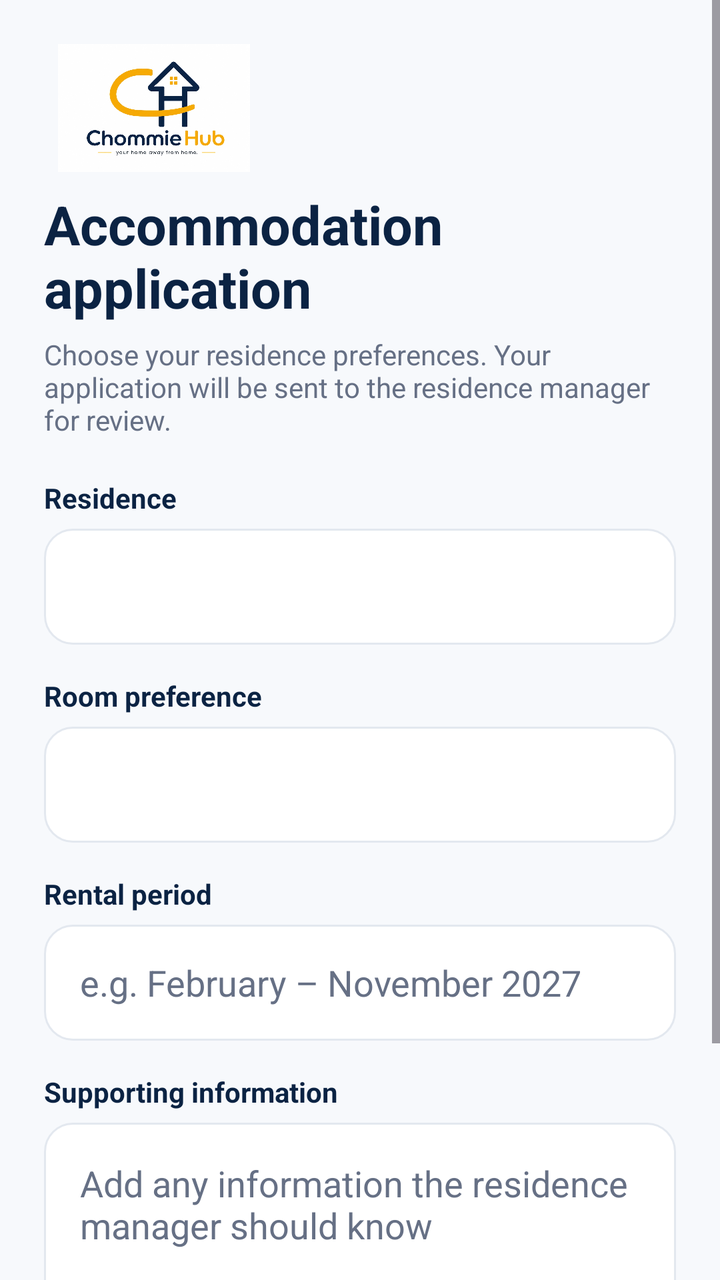
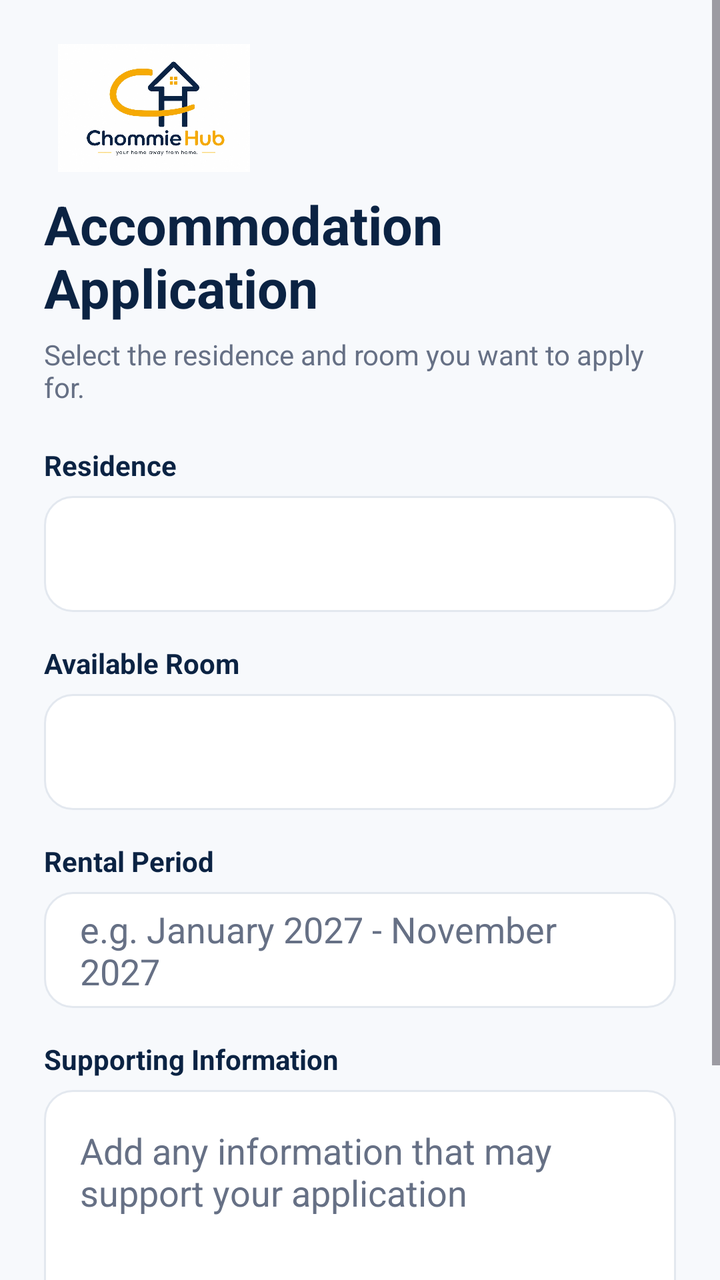

Compare the two renders of this Android layout. The source of the first and the diff that turns it into the second are given below.
<!-- AndroidManifest.xml: application theme Theme.ChommieHub -->
<!-- res/layout/fragment_application_form.xml -->
<?xml version="1.0" encoding="utf-8"?>
<ScrollView xmlns:android="http://schemas.android.com/apk/res/android"
    android:layout_width="match_parent"
    android:layout_height="match_parent"
    android:background="@color/chommie_background"
    android:fillViewport="true">

    <LinearLayout
        android:layout_width="match_parent"
        android:layout_height="wrap_content"
        android:orientation="vertical"
        android:padding="22dp">

        <ImageView
            android:layout_width="110dp"
            android:layout_height="64dp"
            android:contentDescription="@string/logo_description"
            android:scaleType="centerInside"
            android:src="@drawable/chommiehub_logo" />

        <TextView
            android:layout_width="wrap_content"
            android:layout_height="wrap_content"
            android:layout_marginTop="8dp"
            android:text="@string/application_title"
            android:textColor="@color/chommie_navy"
            android:textSize="27sp"
            android:textStyle="bold" />

        <TextView
            android:layout_width="match_parent"
            android:layout_height="wrap_content"
            android:layout_marginTop="6dp"
            android:layout_marginBottom="20dp"
            android:text="@string/application_subtitle"
            android:textColor="@color/chommie_text_secondary" />

        <TextView
            android:layout_width="wrap_content"
            android:layout_height="wrap_content"
            android:labelFor="@+id/spAccommodation"
            android:text="@string/label_residence"
            android:textColor="@color/chommie_navy"
            android:textStyle="bold" />

        <Spinner
            android:id="@+id/spAccommodation"
            android:layout_width="match_parent"
            android:layout_height="58dp"
            android:layout_marginTop="6dp"
            android:background="@drawable/bg_input"
            android:paddingStart="14dp"
            android:paddingEnd="14dp" />

        <TextView
            android:layout_width="wrap_content"
            android:layout_height="wrap_content"
            android:layout_marginTop="16dp"
            android:labelFor="@+id/spRoomType"
            android:text="@string/label_room_preference"
            android:textColor="@color/chommie_navy"
            android:textStyle="bold" />

        <Spinner
            android:id="@+id/spRoomType"
            android:layout_width="match_parent"
            android:layout_height="58dp"
            android:layout_marginTop="6dp"
            android:background="@drawable/bg_input"
            android:paddingStart="14dp"
            android:paddingEnd="14dp" />

        <TextView
            android:layout_width="wrap_content"
            android:layout_height="wrap_content"
            android:layout_marginTop="16dp"
            android:labelFor="@+id/etRentalPeriod"
            android:text="@string/label_rental_period"
            android:textColor="@color/chommie_navy"
            android:textStyle="bold" />

        <EditText
            android:id="@+id/etRentalPeriod"
            android:layout_width="match_parent"
            android:layout_height="58dp"
            android:layout_marginTop="6dp"
            android:background="@drawable/bg_input"
            android:hint="@string/hint_rental_period"
            android:imeOptions="actionNext"
            android:inputType="text"
            android:paddingStart="18dp"
            android:paddingEnd="18dp"
            android:textColor="@color/chommie_text_primary"
            android:textColorHint="@color/chommie_text_secondary" />

        <TextView
            android:layout_width="wrap_content"
            android:layout_height="wrap_content"
            android:layout_marginTop="16dp"
            android:labelFor="@+id/etSupportingInfo"
            android:text="@string/label_supporting_info"
            android:textColor="@color/chommie_navy"
            android:textStyle="bold" />

        <EditText
            android:id="@+id/etSupportingInfo"
            android:layout_width="match_parent"
            android:layout_height="120dp"
            android:layout_marginTop="6dp"
            android:background="@drawable/bg_input"
            android:gravity="top|start"
            android:hint="@string/hint_supporting_info"
            android:inputType="textMultiLine|textCapSentences"
            android:padding="18dp"
            android:textColor="@color/chommie_text_primary"
            android:textColorHint="@color/chommie_text_secondary" />

        <Button
            android:id="@+id/btnSubmitApplication"
            android:layout_width="match_parent"
            android:layout_height="58dp"
            android:layout_marginTop="24dp"
            android:backgroundTint="@color/chommie_gold"
            android:text="@string/submit_application"
            android:textColor="@color/chommie_navy"
            android:textStyle="bold" />
    </LinearLayout>
</ScrollView>
<!-- resources referenced by this layout -->
<resources>
  <color name="chommie_background">#F7F9FC</color>
  <color name="chommie_gold">#F4AA08</color>
  <color name="chommie_navy">#0B2343</color>
  <color name="chommie_text_primary">#172033</color>
  <color name="chommie_text_secondary">#667085</color>
  <!-- drawable bg_input (drawable) -->
  <?xml version="1.0" encoding="utf-8"?>
  <shape xmlns:android="http://schemas.android.com/apk/res/android"
      android:shape="rectangle">
  
      <solid android:color="@color/chommie_surface" />
      <corners android:radius="14dp" />
      <stroke
          android:width="1dp"
          android:color="@color/chommie_border" />
      <padding
          android:left="16dp"
          android:top="4dp"
          android:right="16dp"
          android:bottom="4dp" />
  </shape>
  <!-- drawable chommiehub_logo: jpeg bitmap (drawable, 69659 bytes) -->
  <string name="application_subtitle">Choose your residence preferences. Your application will be sent to the residence manager for review.</string>
  <string name="application_title">Accommodation application</string>
  <string name="hint_rental_period">e.g. February – November 2027</string>
  <string name="hint_supporting_info">Add any information the residence manager should know</string>
  <string name="label_rental_period">Rental period</string>
  <string name="label_residence">Residence</string>
  <string name="label_room_preference">Room preference</string>
  <string name="label_supporting_info">Supporting information</string>
  <string name="logo_description">ChommieHub logo</string>
  <string name="submit_application">Submit application</string>
  <style name="Theme.ChommieHub" parent="Base.Theme.ChommieHub" />
  <color name="chommie_surface">#FFFFFF</color>
  <color name="chommie_border">#E3E8EF</color>
  <style name="Base.Theme.ChommieHub" parent="Theme.Material3.DayNight.NoActionBar">
  
          
          <item name="colorPrimary">@color/chommie_navy</item>
          <item name="colorOnPrimary">@color/white</item>
  
          
          <item name="colorSecondary">@color/chommie_gold</item>
          <item name="colorOnSecondary">@color/chommie_navy</item>
  
          
          <item name="colorSurface">@color/chommie_surface</item>
          <item name="colorOnSurface">@color/chommie_text_primary</item>
  
          
          <item name="android:windowBackground">@color/chommie_background</item>
  
          
          <item name="android:statusBarColor">@color/chommie_navy</item>
          <item name="android:navigationBarColor">@color/chommie_navy</item>
  
      </style>
  <color name="white">#FFFFFF</color>
</resources>

<!-- the commit's change to res/layout/fragment_application_form.xml (unified diff, before → after) -->
@@ -22,7 +22,7 @@
             android:layout_width="wrap_content"
             android:layout_height="wrap_content"
             android:layout_marginTop="8dp"
-            android:text="@string/application_title"
+            android:text="Accommodation Application"
             android:textColor="@color/chommie_navy"
             android:textSize="27sp"
             android:textStyle="bold" />
@@ -32,14 +32,13 @@
             android:layout_height="wrap_content"
             android:layout_marginTop="6dp"
             android:layout_marginBottom="20dp"
-            android:text="@string/application_subtitle"
+            android:text="Select the residence and room you want to apply for."
             android:textColor="@color/chommie_text_secondary" />
 
         <TextView
             android:layout_width="wrap_content"
             android:layout_height="wrap_content"
-            android:labelFor="@+id/spAccommodation"
-            android:text="@string/label_residence"
+            android:text="Residence"
             android:textColor="@color/chommie_navy"
             android:textStyle="bold" />
 
@@ -49,33 +48,29 @@
             android:layout_height="58dp"
             android:layout_marginTop="6dp"
             android:background="@drawable/bg_input"
-            android:paddingStart="14dp"
-            android:paddingEnd="14dp" />
+            android:paddingHorizontal="14dp" />
 
         <TextView
             android:layout_width="wrap_content"
             android:layout_height="wrap_content"
             android:layout_marginTop="16dp"
-            android:labelFor="@+id/spRoomType"
-            android:text="@string/label_room_preference"
+            android:text="Available Room"
             android:textColor="@color/chommie_navy"
             android:textStyle="bold" />
 
         <Spinner
-            android:id="@+id/spRoomType"
+            android:id="@+id/spRoom"
             android:layout_width="match_parent"
             android:layout_height="58dp"
             android:layout_marginTop="6dp"
             android:background="@drawable/bg_input"
-            android:paddingStart="14dp"
-            android:paddingEnd="14dp" />
+            android:paddingHorizontal="14dp" />
 
         <TextView
             android:layout_width="wrap_content"
             android:layout_height="wrap_content"
             android:layout_marginTop="16dp"
-            android:labelFor="@+id/etRentalPeriod"
-            android:text="@string/label_rental_period"
+            android:text="Rental Period"
             android:textColor="@color/chommie_navy"
             android:textStyle="bold" />
 
@@ -85,11 +80,8 @@
             android:layout_height="58dp"
             android:layout_marginTop="6dp"
             android:background="@drawable/bg_input"
-            android:hint="@string/hint_rental_period"
-            android:imeOptions="actionNext"
-            android:inputType="text"
-            android:paddingStart="18dp"
-            android:paddingEnd="18dp"
+            android:hint="e.g. January 2027 - November 2027"
+            android:paddingHorizontal="18dp"
             android:textColor="@color/chommie_text_primary"
             android:textColorHint="@color/chommie_text_secondary" />
 
@@ -97,8 +89,7 @@
             android:layout_width="wrap_content"
             android:layout_height="wrap_content"
             android:layout_marginTop="16dp"
-            android:labelFor="@+id/etSupportingInfo"
-            android:text="@string/label_supporting_info"
+            android:text="Supporting Information"
             android:textColor="@color/chommie_navy"
             android:textStyle="bold" />
 
@@ -109,20 +100,22 @@
             android:layout_marginTop="6dp"
             android:background="@drawable/bg_input"
             android:gravity="top|start"
-            android:hint="@string/hint_supporting_info"
+            android:hint="Add any information that may support your application"
             android:inputType="textMultiLine|textCapSentences"
             android:padding="18dp"
             android:textColor="@color/chommie_text_primary"
             android:textColorHint="@color/chommie_text_secondary" />
 
         <Button
-            android:id="@+id/btnSubmitApplication"
+            android:id="@+id/btnReviewApplication"
             android:layout_width="match_parent"
             android:layout_height="58dp"
             android:layout_marginTop="24dp"
             android:backgroundTint="@color/chommie_gold"
-            android:text="@string/submit_application"
+            android:text="Review Application"
             android:textColor="@color/chommie_navy"
             android:textStyle="bold" />
+
     </LinearLayout>
+
 </ScrollView>
<!-- resource entries referenced after the edit -->
@@ -22,16 +22,7 @@
           android:bottom="4dp" />
   </shape>
   <!-- drawable chommiehub_logo: jpeg bitmap (drawable, 69659 bytes) -->
-  <string name="application_subtitle">Choose your residence preferences. Your application will be sent to the residence manager for review.</string>
-  <string name="application_title">Accommodation application</string>
-  <string name="hint_rental_period">e.g. February – November 2027</string>
-  <string name="hint_supporting_info">Add any information the residence manager should know</string>
-  <string name="label_rental_period">Rental period</string>
-  <string name="label_residence">Residence</string>
-  <string name="label_room_preference">Room preference</string>
-  <string name="label_supporting_info">Supporting information</string>
   <string name="logo_description">ChommieHub logo</string>
-  <string name="submit_application">Submit application</string>
   <style name="Theme.ChommieHub" parent="Base.Theme.ChommieHub" />
   <color name="chommie_surface">#FFFFFF</color>
   <color name="chommie_border">#E3E8EF</color>
